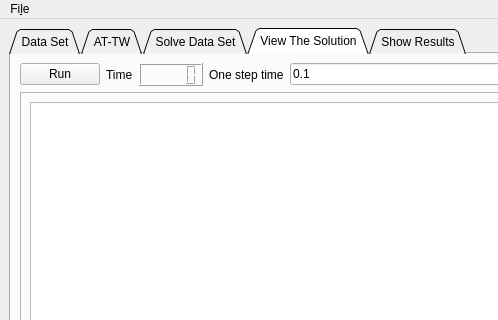
Old version of the form windows/main_window.ui in the repository mparlaktuna/capraz_sevkiyat2.0; both pictures show x 0 to 498 and y 0 to 320 of the 1274 by 896 pixel window.
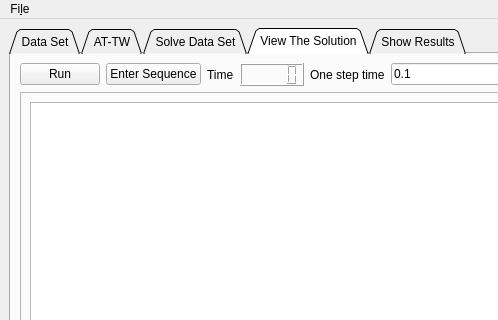
New version of the form. The open tabs and pages were chosen to show the change. Custom widgets are drawn as their Qt base class.

Commit message: added enter sequence dialog

```diff
--- a/windows/main_window.ui
+++ b/windows/main_window.ui
@@ -632,6 +632,13 @@
             </property>
            </widget>
           </item>
+          <item>
+           <widget class="QPushButton" name="enter_sequence_button">
+            <property name="text">
+             <string>Enter Sequence</string>
+            </property>
+           </widget>
+          </item>
           <item>
            <widget class="QLabel" name="label_8">
             <property name="text">
```
Left out of the diff: 6 changed lines with no effect on the pictures. The commit also changes 5 other files.
